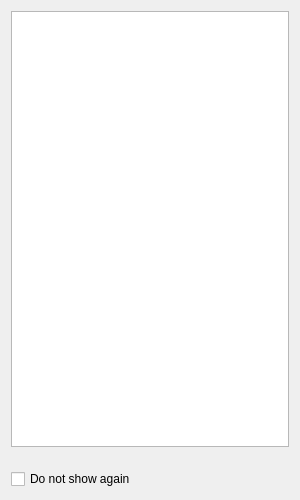
Qt form client/src/ui/widgets/help_widget.ui (networkoptix/nx_open) before a commit.
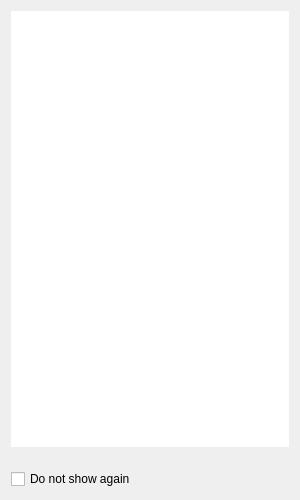
The same form after that commit.

Commit message:
Removed frame from help widget.
<==== Mercurial data ====>
Branch: master

The edit to the form file:
```diff
--- a/client/src/ui/widgets/help_widget.ui
+++ b/client/src/ui/widgets/help_widget.ui
@@ -22,6 +22,15 @@
        <verstretch>0</verstretch>
       </sizepolicy>
      </property>
+     <property name="frameShape">
+      <enum>QFrame::NoFrame</enum>
+     </property>
+     <property name="frameShadow">
+      <enum>QFrame::Plain</enum>
+     </property>
+     <property name="lineWidth">
+      <number>0</number>
+     </property>
      <property name="undoRedoEnabled">
       <bool>false</bool>
      </property>
```
